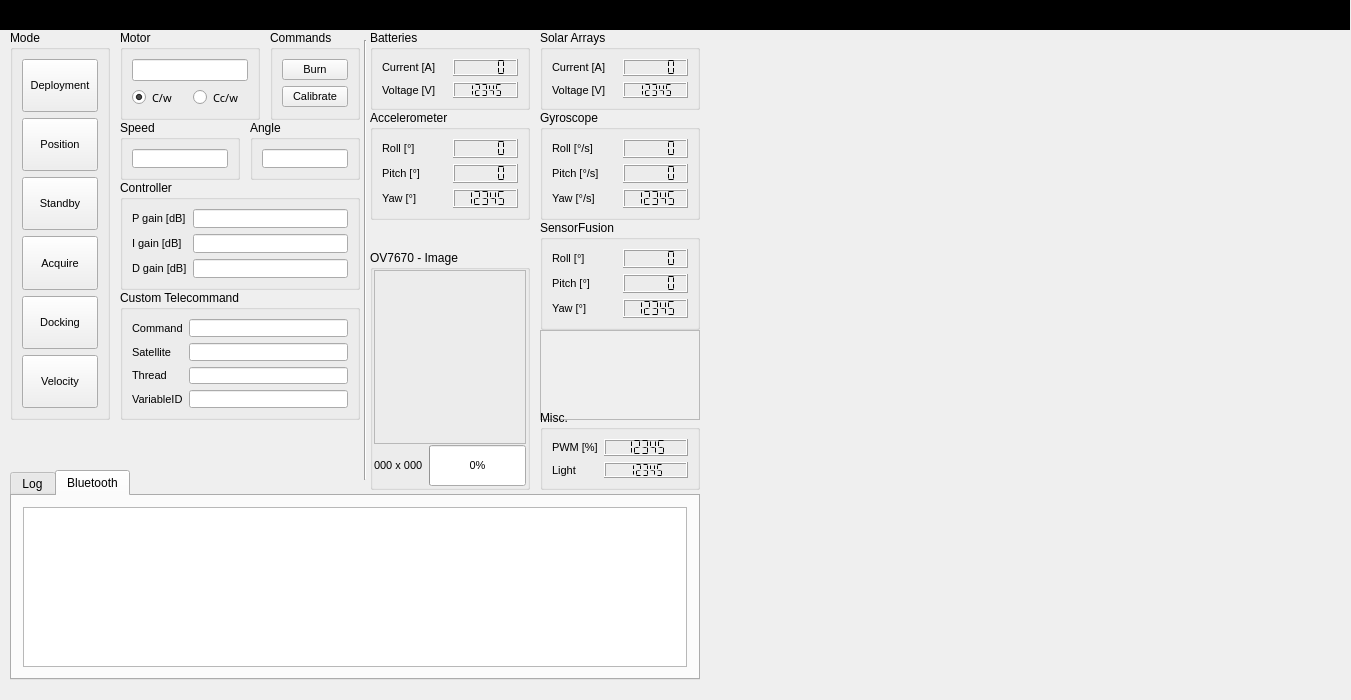
Qt form groundstation.ui (Angele-/FloatSat_GroundStation) before a commit.
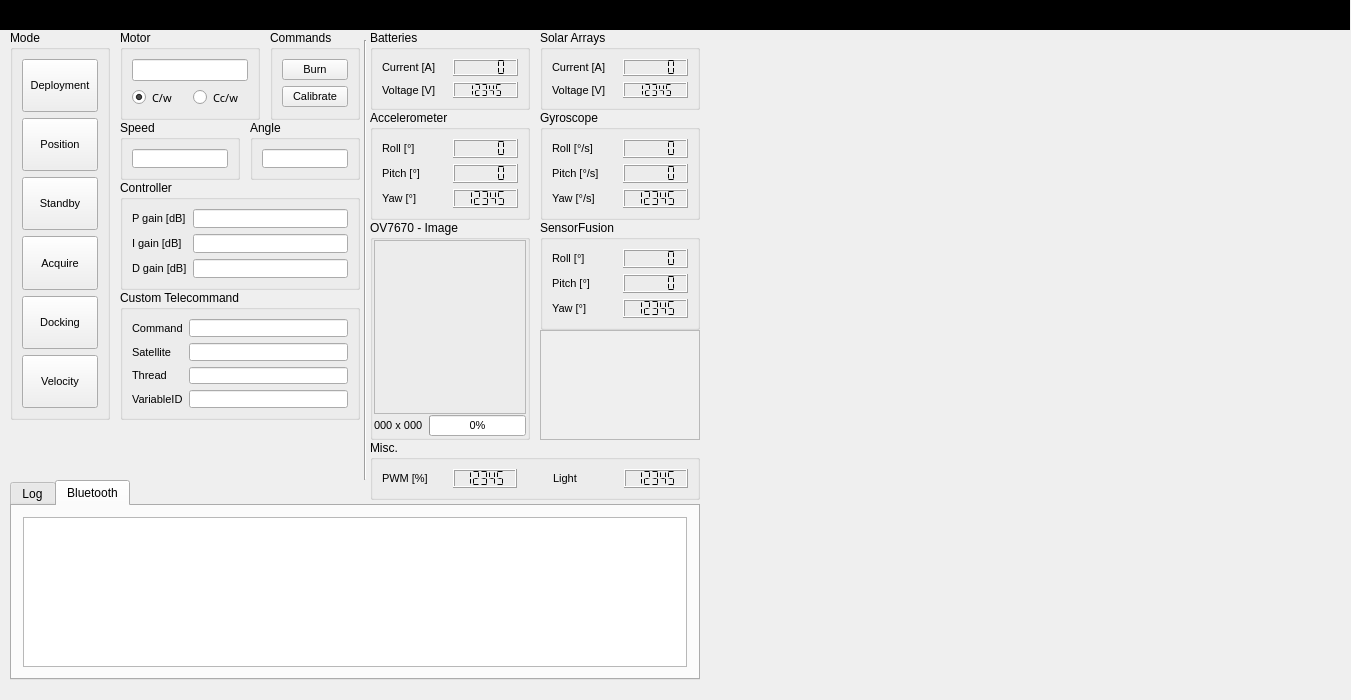
The same form after that commit. Custom widgets are drawn as their Qt base class.

Commit message: Rearranged misc and compass

Patch:
```diff
--- a/groundstation.ui
+++ b/groundstation.ui
@@ -354,7 +354,7 @@
       <x>540</x>
       <y>330</y>
       <width>160</width>
-      <height>90</height>
+      <height>110</height>
      </rect>
     </property>
     <property name="frameShape">
@@ -544,9 +544,9 @@
     <property name="geometry">
      <rect>
       <x>370</x>
-      <y>250</y>
+      <y>220</y>
       <width>160</width>
-      <height>240</height>
+      <height>220</height>
      </rect>
     </property>
     <property name="font">
@@ -669,9 +669,9 @@
     <property name="geometry">
      <rect>
       <x>10</x>
-      <y>470</y>
+      <y>480</y>
       <width>690</width>
-      <height>210</height>
+      <height>200</height>
      </rect>
     </property>
     <property name="font">
@@ -712,10 +712,10 @@
    <widget class="QGroupBox" name="groupBox_PWM">
     <property name="geometry">
      <rect>
-      <x>540</x>
-      <y>410</y>
-      <width>160</width>
-      <height>80</height>
+      <x>370</x>
+      <y>440</y>
+      <width>330</width>
+      <height>60</height>
      </rect>
     </property>
     <property name="font">
@@ -729,7 +729,10 @@
     <property name="title">
      <string>Misc.</string>
     </property>
-    <layout class="QGridLayout" name="gridLayout_3">
+    <layout class="QHBoxLayout" name="horizontalLayout_5">
+     <property name="spacing">
+      <number>6</number>
+     </property>
      <property name="leftMargin">
       <number>9</number>
      </property>
@@ -742,25 +745,7 @@
      <property name="bottomMargin">
       <number>9</number>
      </property>
-     <property name="spacing">
-      <number>6</number>
-     </property>
-     <item row="0" column="1">
-      <widget class="QLCDNumber" name="lcdNumber_21">
-       <property name="font">
-        <font>
-         <pointsize>8</pointsize>
-        </font>
-       </property>
-       <property name="segmentStyle">
-        <enum>QLCDNumber::Flat</enum>
-       </property>
-       <property name="intValue" stdset="0">
-        <number>12345</number>
-       </property>
-      </widget>
-     </item>
-     <item row="0" column="0">
+     <item>
       <widget class="QLabel" name="label_76">
        <property name="font">
         <font>
@@ -774,7 +759,44 @@
        </property>
       </widget>
      </item>
-     <item row="1" column="0">
+     <item>
+      <widget class="QLCDNumber" name="lcdNumber_32">
+       <property name="sizePolicy">
+        <sizepolicy hsizetype="Preferred" vsizetype="Minimum">
+         <horstretch>0</horstretch>
+         <verstretch>0</verstretch>
+        </sizepolicy>
+       </property>
+       <property name="font">
+        <font>
+         <pointsize>8</pointsize>
+        </font>
+       </property>
+       <property name="segmentStyle">
+        <enum>QLCDNumber::Flat</enum>
+       </property>
+       <property name="intValue" stdset="0">
+        <number>12345</number>
+       </property>
+      </widget>
+     </item>
+     <item>
+      <spacer name="horizontalSpacer">
+       <property name="orientation">
+        <enum>Qt::Horizontal</enum>
+       </property>
+       <property name="sizeType">
+        <enum>QSizePolicy::Fixed</enum>
+       </property>
+       <property name="sizeHint" stdset="0">
+        <size>
+         <width>30</width>
+         <height>20</height>
+        </size>
+       </property>
+      </spacer>
+     </item>
+     <item>
       <widget class="QLabel" name="label_6">
        <property name="font">
         <font>
@@ -786,10 +808,10 @@
        </property>
       </widget>
      </item>
-     <item row="1" column="1">
-      <widget class="QLCDNumber" name="lcdNumber_32">
+     <item>
+      <widget class="QLCDNumber" name="lcdNumber_21">
        <property name="sizePolicy">
-        <sizepolicy hsizetype="Expanding" vsizetype="Minimum">
+        <sizepolicy hsizetype="Preferred" vsizetype="Minimum">
          <horstretch>0</horstretch>
          <verstretch>0</verstretch>
         </sizepolicy>
```
